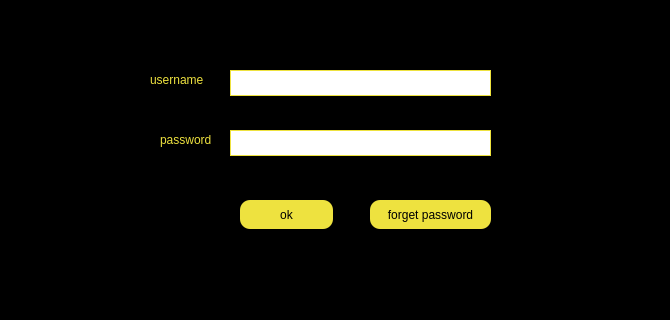
Shayanrava/APproject, file enter/signin.ui: the form before one commit.
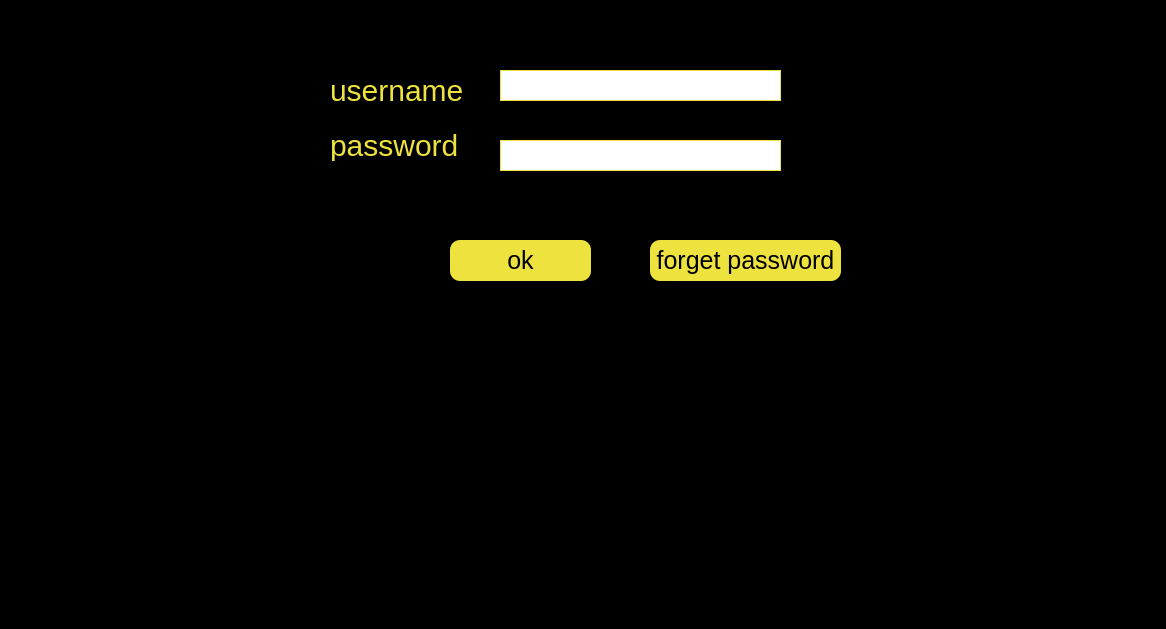
The form after the commit.

```diff
--- a/enter/signin.ui
+++ b/enter/signin.ui
@@ -6,8 +6,8 @@
    <rect>
     <x>0</x>
     <y>0</y>
-    <width>670</width>
-    <height>320</height>
+    <width>1166</width>
+    <height>629</height>
    </rect>
   </property>
   <property name="windowTitle">
@@ -22,10 +22,10 @@
   <widget class="QLineEdit" name="ledpas">
    <property name="geometry">
     <rect>
-     <x>230</x>
-     <y>130</y>
-     <width>261</width>
-     <height>26</height>
+     <x>500</x>
+     <y>140</y>
+     <width>281</width>
+     <height>31</height>
     </rect>
    </property>
    <property name="styleSheet">
@@ -49,10 +49,10 @@
   <widget class="QPushButton" name="pbnok">
    <property name="geometry">
     <rect>
-     <x>240</x>
-     <y>200</y>
-     <width>93</width>
-     <height>29</height>
+     <x>450</x>
+     <y>240</y>
+     <width>141</width>
+     <height>41</height>
     </rect>
    </property>
    <property name="styleSheet">
@@ -62,6 +62,7 @@
 
 border-radius:10px;
 
+font-size:25px;
 }</string>
    </property>
    <property name="text">
@@ -71,10 +72,10 @@
   <widget class="QPushButton" name="pbnforget">
    <property name="geometry">
     <rect>
-     <x>370</x>
-     <y>200</y>
-     <width>121</width>
-     <height>29</height>
+     <x>650</x>
+     <y>240</y>
+     <width>191</width>
+     <height>41</height>
     </rect>
    </property>
    <property name="styleSheet">
@@ -84,6 +85,7 @@
 
 border-radius:10px;
 
+font-size:25px;
 }</string>
    </property>
    <property name="text">
@@ -93,10 +95,10 @@
   <widget class="QLabel" name="lbluser">
    <property name="geometry">
     <rect>
-     <x>150</x>
+     <x>330</x>
      <y>70</y>
-     <width>71</width>
-     <height>20</height>
+     <width>141</width>
+     <height>41</height>
     </rect>
    </property>
    <property name="styleSheet">
@@ -104,6 +106,7 @@
 
 color:rgb(238, 226, 63);
 
+font-size:30px;
 }</string>
    </property>
    <property name="text">
@@ -113,16 +116,18 @@
   <widget class="QLabel" name="lblpas">
    <property name="geometry">
     <rect>
-     <x>160</x>
+     <x>330</x>
      <y>130</y>
-     <width>63</width>
-     <height>20</height>
+     <width>141</width>
+     <height>31</height>
     </rect>
    </property>
    <property name="styleSheet">
     <string notr="true">#lblpas{
 
 color:rgb(238, 226, 63);
+
+font-size:30px;
 }</string>
    </property>
    <property name="text">
@@ -132,10 +137,10 @@
   <widget class="QLineEdit" name="leduser">
    <property name="geometry">
     <rect>
-     <x>230</x>
+     <x>500</x>
      <y>70</y>
-     <width>261</width>
-     <height>26</height>
+     <width>281</width>
+     <height>31</height>
     </rect>
    </property>
    <property name="styleSheet">
```
